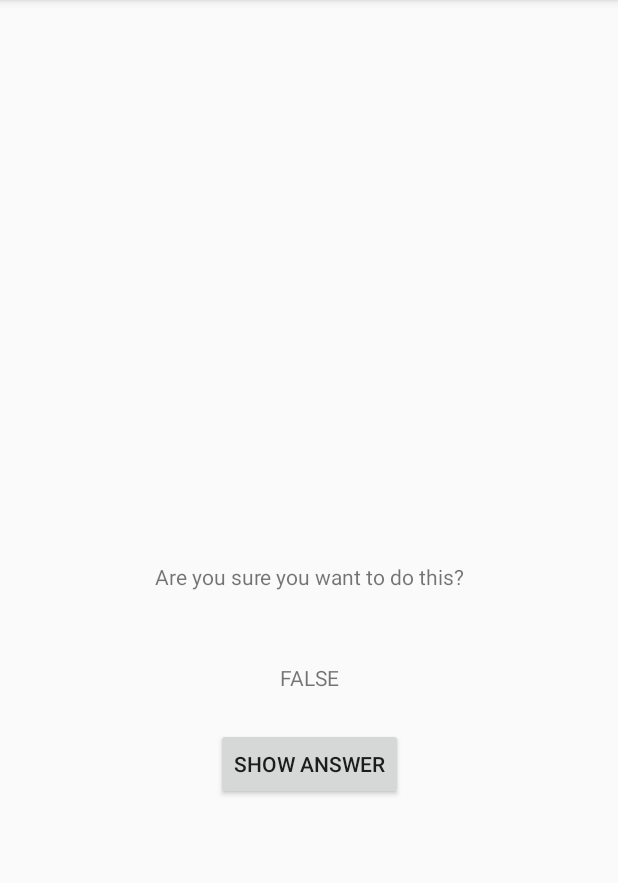
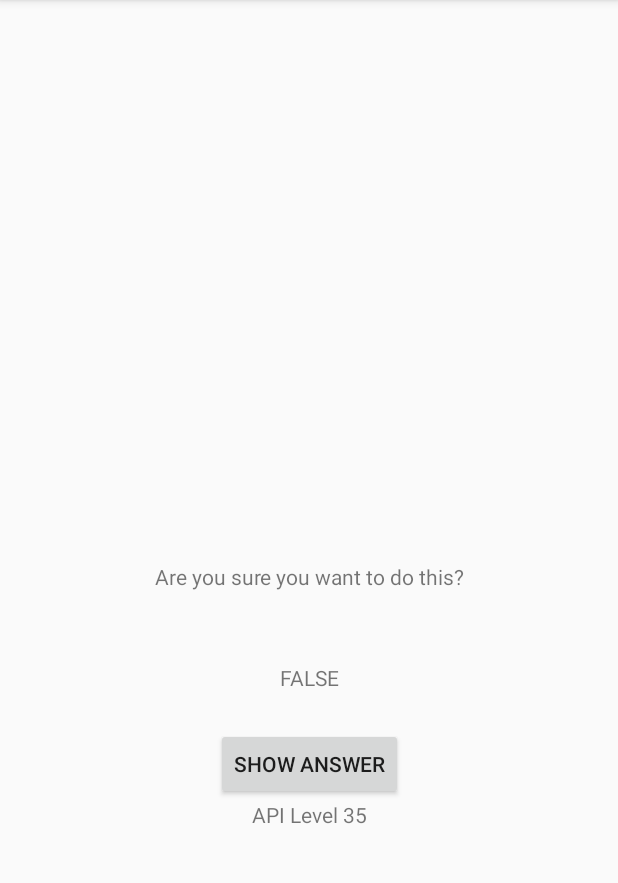
Before and after one commit to edwardho/BigNerdRanchAndroid, an Android app: the CheatActivity screen opened directly, with no data from a screen before it, after a tap on "SHOW ANSWER", on a phone screen of 412 x 824 dp, the part 84-967 px from its top. Run offline under Robolectric (Android 15) with nearby library versions, the phone set to English and light mode, and no system bars.

Commit message:
Completed BNR - Android - 3e - Chapter 6 - post-Challenge

```diff
--- a/GeoQuiz/app/src/main/java/android/bignerdranch/com/CheatActivity.java
+++ b/GeoQuiz/app/src/main/java/android/bignerdranch/com/CheatActivity.java
@@ -1,10 +1,14 @@
 package android.bignerdranch.com;
 
+import android.animation.Animator;
+import android.animation.AnimatorListenerAdapter;
 import android.content.Context;
 import android.content.Intent;
+import android.os.Build;
 import android.os.Bundle;
 import android.support.v7.app.AppCompatActivity;
 import android.view.View;
+import android.view.ViewAnimationUtils;
 import android.widget.Button;
 import android.widget.TextView;
 
@@ -16,8 +20,11 @@ public class CheatActivity extends AppCompatActivity {
             "com.bignerdranch.android.geoquiz.answer_shown";
     private static final String CHEAT_INDEX = "cheat";
 
+
+
     private TextView mAnswerTextView;
     private Button mShowAnswerButton;
+    private TextView mAPILevelTextView;
 
     private boolean mAnswerIsTrue;
     private boolean mDidCheat;
@@ -40,7 +47,7 @@ public class CheatActivity extends AppCompatActivity {
         setContentView(R.layout.activity_cheat);
 
         if (savedInstanceState != null) {
-            // log if cheat button was clicked
+            // Log if cheat button was clicked
             boolean cheated = savedInstanceState.getBoolean(CHEAT_INDEX);
             setAnswerShownResult(cheated);
         }
@@ -53,6 +60,11 @@ public class CheatActivity extends AppCompatActivity {
 
         // Configure Show Answer Button
         mShowAnswerButton = (Button) findViewById(R.id.btn_show_answer);
+
+        // Configure API Level TextView
+        mAPILevelTextView = (TextView) findViewById(R.id.tv_APILevel);
+        String apiLevel = Integer.toString(Build.VERSION.SDK_INT);
+        mAPILevelTextView.setText("API Level " + apiLevel);
 
         // Show Answer Button onClickListener
         mShowAnswerButton.setOnClickListener(new View.OnClickListener() {
@@ -69,6 +81,26 @@ public class CheatActivity extends AppCompatActivity {
                 // Show Answer clicked
                 mAnswerTextView.setVisibility(View.VISIBLE);
                 setAnswerShownResult(true);
+
+                if (Build.VERSION.SDK_INT >= Build.VERSION_CODES.LOLLIPOP) {
+                    int cx = mShowAnswerButton.getWidth() / 2;
+                    int cy = mShowAnswerButton.getHeight() / 2;
+                    float radius = (float) Math.hypot(cx, cy);
+                    Animator anim = ViewAnimationUtils
+                            .createCircularReveal(mShowAnswerButton, cx, cy, radius, 0);
+                    anim.addListener(new AnimatorListenerAdapter() {
+                        @Override
+                        public void onAnimationEnd(Animator animation) {
+                            super.onAnimationEnd(animation);
+                            mShowAnswerButton.setVisibility(View.INVISIBLE);
+                        }
+                    });
+                    anim.start();
+                }
+                else {
+                    mShowAnswerButton.setVisibility(View.INVISIBLE);
+                }
+
             }
         });
     }
--- a/GeoQuiz/app/src/main/res/layout/activity_cheat.xml
+++ b/GeoQuiz/app/src/main/res/layout/activity_cheat.xml
@@ -41,4 +41,14 @@
         app:layout_constraintTop_toBottomOf="@id/tv_answer"
         android:gravity="center" />
 
+    <TextView
+        android:id="@+id/tv_APILevel"
+        android:layout_width="wrap_content"
+        android:layout_height="wrap_content"
+        android:text="API LEVEL"
+        app:layout_constraintLeft_toLeftOf="parent"
+        app:layout_constraintRight_toRightOf="parent"
+        app:layout_constraintTop_toBottomOf="@id/btn_show_answer"
+        android:gravity="center_horizontal" />
+
 </android.support.constraint.ConstraintLayout>
```
Also changed, not shown: GeoQuiz/app/src/main/java/android/bignerdranch/com/QuizActivity.java (+20 -0 lines).
